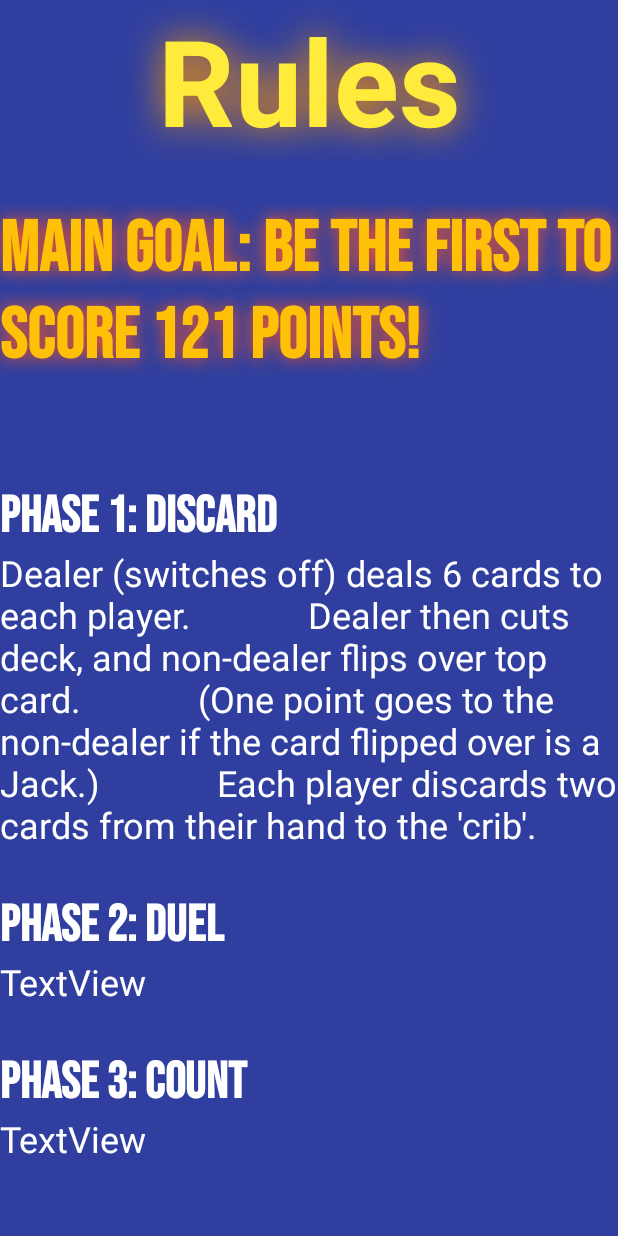
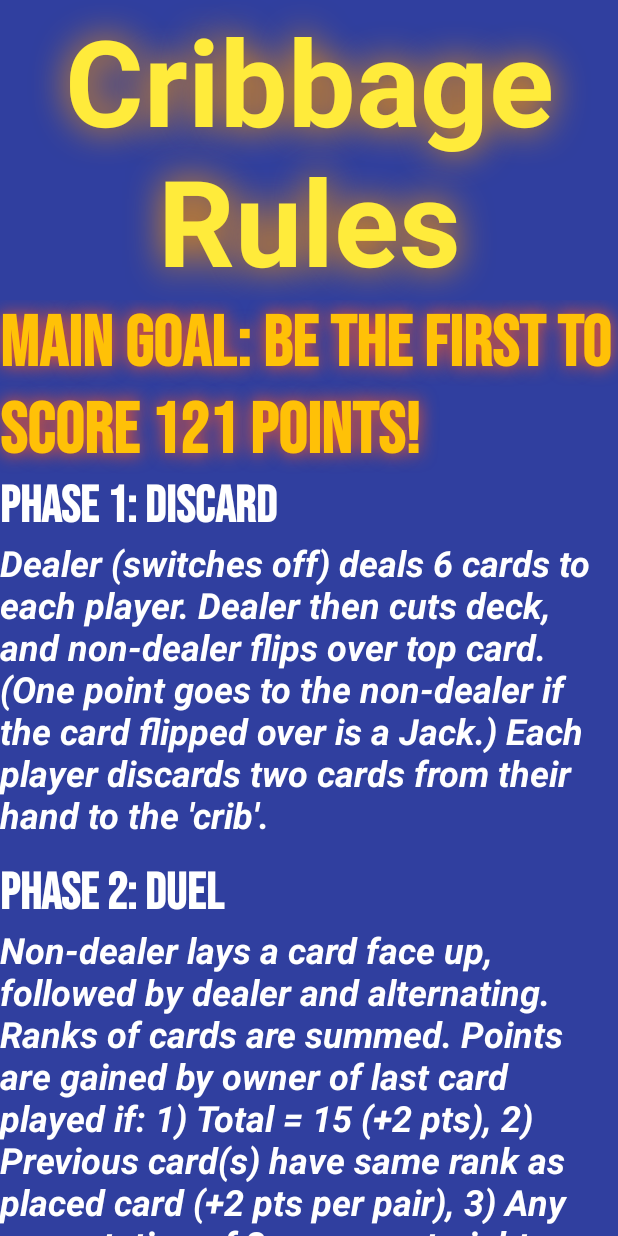
Before and after one commit to AaronStollSchool/CribbageGame, an Android app: the layout cribbage_rules1.xml on its own in the app's theme, with its tools: preview values and no code run, on a phone screen of 412 x 824 dp. Run offline under Robolectric (Android 15) with nearby library versions, the phone set to English and light mode, and no system bars; Roboto replaces fonts that are not available here.

Commit message:
other small changes

```diff
--- a/app/src/main/res/layout/cribbage_rules1.xml
+++ b/app/src/main/res/layout/cribbage_rules1.xml
@@ -18,15 +18,11 @@
             android:fontFamily="@font/fascinate"
             android:shadowColor="#FF9800"
             android:shadowRadius="30"
-            android:text="Rules"
+            android:text="Cribbage Rules"
             android:textAlignment="center"
             android:textColor="#FFEB3B"
             android:textSize="80sp"
             android:textStyle="bold" />
-
-        <Space
-            android:layout_width="match_parent"
-            android:layout_height="30dp" />
 
         <TextView
             android:id="@+id/textView3"
@@ -39,10 +35,6 @@
             android:textColor="#FFC107"
             android:textSize="48sp"
             android:textStyle="bold" />
-
-        <Space
-            android:layout_width="match_parent"
-            android:layout_height="70dp" />
 
         <TextView
             android:id="@+id/phaseOneTitle"
@@ -58,16 +50,14 @@
             android:id="@+id/phaseOneText"
             android:layout_width="match_parent"
             android:layout_height="wrap_content"
-            android:text="Dealer (switches off) deals 6 cards to each player.
-            Dealer then cuts deck, and non-dealer flips over top card.
-            (One point goes to the non-dealer if the card flipped over is a Jack.)
-            Each player discards two cards from their hand to the 'crib'. "
+            android:text="@string/discard"
             android:textColor="#FFFFFF"
-            android:textSize="24sp" />
+            android:textSize="24sp"
+            android:textStyle="bold|italic" />
 
         <Space
             android:layout_width="match_parent"
-            android:layout_height="30dp" />
+            android:layout_height="15dp" />
 
         <TextView
             android:id="@+id/phaseTwoTitle"
@@ -83,13 +73,14 @@
             android:id="@+id/phaseTwoText"
             android:layout_width="match_parent"
             android:layout_height="wrap_content"
-            android:text="TextView"
+            android:text="@string/duel"
             android:textColor="#FFFFFF"
-            android:textSize="24sp" />
+            android:textSize="24sp"
+            android:textStyle="bold|italic" />
 
         <Space
             android:layout_width="match_parent"
-            android:layout_height="30dp" />
+            android:layout_height="15dp" />
 
         <TextView
             android:id="@+id/phaseThreeTitle"
@@ -105,33 +96,22 @@
             android:id="@+id/phaseThreeText"
             android:layout_width="match_parent"
             android:layout_height="wrap_content"
-            android:text="TextView"
+            android:text="@string/count"
             android:textColor="#FFFFFF"
-            android:textSize="24sp" />
+            android:textSize="24sp"
+            android:textStyle="bold|italic" />
 
         <Space
             android:layout_width="match_parent"
-            android:layout_height="150dp" />
+            android:layout_height="5dp" />
 
-        <LinearLayout
-            android:layout_width="match_parent"
-            android:layout_height="match_parent"
-            android:orientation="horizontal">
-
-            <Space
-                android:layout_width="wrap_content"
-                android:layout_height="wrap_content"
-                android:layout_weight="1" />
-
-            <Button
-                android:id="@+id/button6"
-                android:layout_width="wrap_content"
-                android:layout_height="wrap_content"
-                android:layout_weight="1"
-                android:text="Main Menu"
-                android:textSize="24sp" />
-
-        </LinearLayout>
+        <Button
+            android:id="@+id/exitButton"
+            android:layout_width="wrap_content"
+            android:layout_height="wrap_content"
+            android:layout_weight="1"
+            android:text="Exit"
+            android:textSize="24sp" />
 
     </LinearLayout>
 
--- a/app/src/main/res/layout/game_config_main.xml
+++ b/app/src/main/res/layout/game_config_main.xml
@@ -39,6 +39,16 @@
             android:text="@string/debug_logging"/>
 
         <Button
+            android:id="@+id/rulesButton"
+            android:layout_width="wrap_content"
+            android:layout_height="wrap_content"
+            android:text="Rules"
+            android:layout_alignParentTop="true"
+            android:layout_toLeftOf="@+id/onScreenLogging"
+            android:layout_marginRight="20dp"
+            />
+
+        <Button
             android:id="@+id/playGameButton"
             android:layout_width="wrap_content"
             android:layout_height="wrap_content"
--- a/app/src/main/res/values/strings.xml
+++ b/app/src/main/res/values/strings.xml
@@ -1,3 +1,21 @@
 <resources>
     <string name="app_name">CribbageGame</string>
+    <string name="discard">     Dealer \(switches off\) deals 6 cards to each player.
+        Dealer then cuts deck, and non-dealer flips over top card.
+        \(One point goes to the non-dealer if the card flipped over is a Jack.\)
+        Each player discards two cards from their hand to the \'crib\'.</string>
+    <string name="duel">        Non-dealer lays a card face up, followed by dealer and alternating.
+        Ranks of cards are summed. Points are gained by owner of last card played if\:
+            1\) Total = 15 \(\+2 pts\),
+            2\) Previous card\(s\) have same rank as placed card (+2 pts per pair),
+            3\) Any permutation of 3 or more straight cards forms a run (+n pts)
+        The Total is capped at 31. If player has no valid cards, say \"Go\". Opponent must play cards until no valid move.
+        Gains 2 pts for total \= 31, 1 pt otherwise. Sum resets, play continues with next player\'s card until no cards remain. </string>
+    <string name="count">        Each player recollects their cards into their hand.
+        Non-dealer tallies up points within hand and flipped card\:
+            \+2 pts for any combination of cards totaling 15
+            \+2 pts for any pair \(thus +6 pts for triple and +12 pts for quadruple\)
+            \+n pts for a run of n \(must be 3 or more\)
+            \+1 pt if hand contains jack of the same suit as flipped card
+        Process repeats with dealer\'s hand, then with \"crib\" \(points go to dealer\)</string>
 </resources>
```
